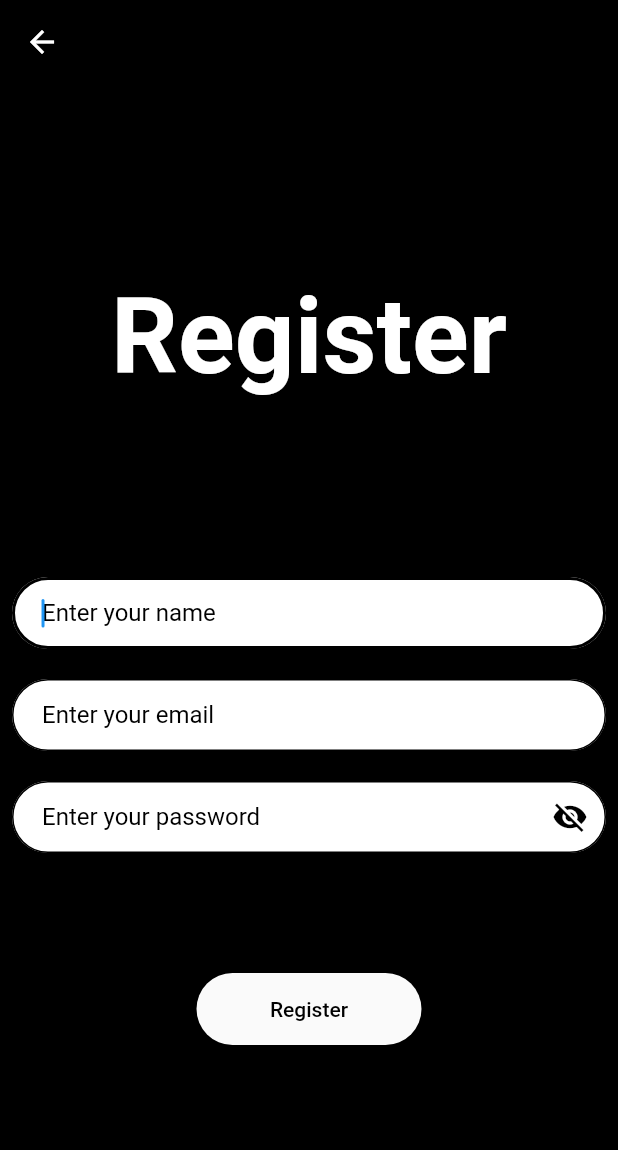
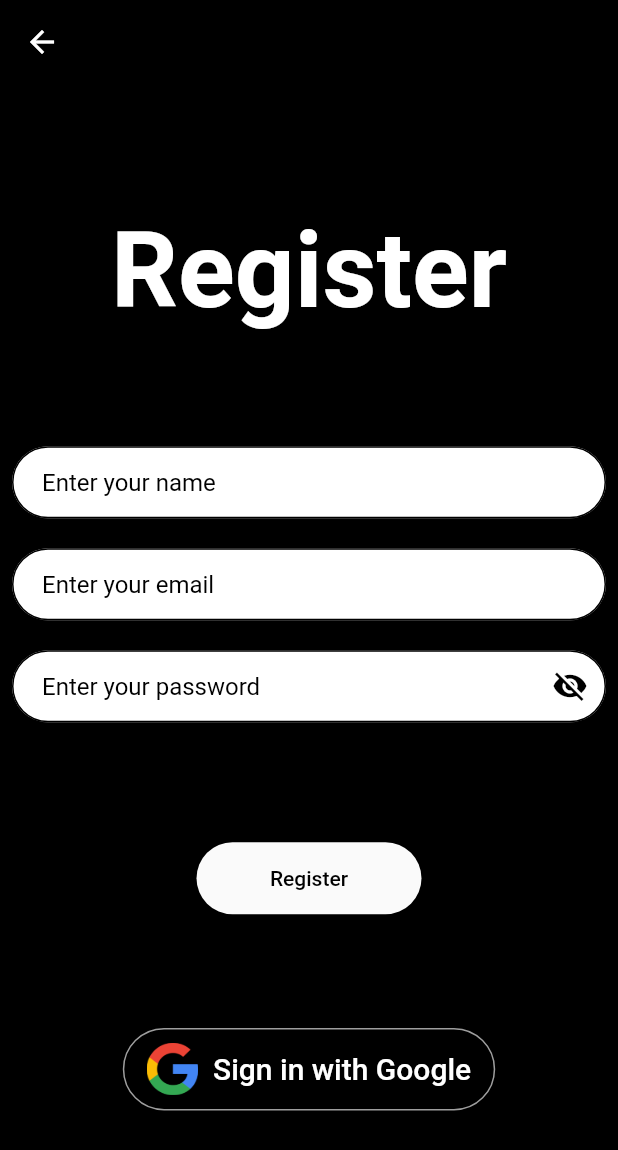
Before and after one commit to IEEE-VIT/invento, a Flutter app: the RegistrationScreen screen opened directly, on a phone screen of 412 x 824 dp. Shown: the top 1150 px of the screen. Run offline on Flutter 3.47's test engine with Material 2 defaults, Android fonts, the phone set to English and light mode, and no system bars; our stand-ins replace animated_text_kit, cloud_firestore, connectivity, firebase_auth, google_sign_in, modal_progress_hud and 1 more; accounts and stored records are empty; network calls fail.

Commit message:
Added Google Sign In on reg page

```diff
--- a/InventoApp/lib/screens/inventory_page.dart
+++ b/InventoApp/lib/screens/inventory_page.dart
@@ -96,7 +96,7 @@ class _InventoryPageState extends State<InventoryPage> {
       child: Scaffold(
         drawer: buildDrawerUser(context),
         backgroundColor: Colors.white,
-        appBar: buildAppBar(title: 'Invento'),
+        appBar: buildAppBar(title: 'Invento',context:context),
         body: Container(
           child: StreamBuilder<QuerySnapshot>(
             stream: _firestore.collection('components').snapshots(),
--- a/InventoApp/lib/screens/inventory_page_admin.dart
+++ b/InventoApp/lib/screens/inventory_page_admin.dart
@@ -111,7 +111,7 @@ class _InventoryAdminPageState extends State<InventoryAdminPage> {
       child: Scaffold(
         drawer: buildDrawerAdmin(context,userUID),
         backgroundColor: Colors.white,
-        appBar: buildAppBar(title: 'Edit Invento'),
+        appBar: buildAppBar(title: 'Edit Invento',context: context),
         body: Container(
           child: StreamBuilder<QuerySnapshot>(
             stream: _firestore.collection('components').snapshots(),
--- a/InventoApp/lib/screens/registration_screen.dart
+++ b/InventoApp/lib/screens/registration_screen.dart
@@ -25,6 +25,7 @@ class _RegistrationScreenState extends State<RegistrationScreen> {
   void initState() {
     super.initState();
     passwordVisible = true;
+    getAdmins();
   }
 
   @override
@@ -68,7 +69,7 @@ class _RegistrationScreenState extends State<RegistrationScreen> {
                       },
                       keyboardType: TextInputType.emailAddress,
                       cursorRadius: Radius.circular(20),
-                      autofocus: true,
+                      autofocus: false,
                       decoration: InputDecoration(
                         fillColor: Colors.white,
                         hintText: 'Enter your name',
@@ -104,7 +105,7 @@ class _RegistrationScreenState extends State<RegistrationScreen> {
                       },
                       keyboardType: TextInputType.emailAddress,
                       cursorRadius: Radius.circular(20),
-                      autofocus: true,
+                      autofocus: false,
                       decoration: InputDecoration(
                         fillColor: Colors.white,
                         hintText: 'Enter your email',
@@ -140,7 +141,7 @@ class _RegistrationScreenState extends State<RegistrationScreen> {
                       },
                       obscureText: passwordVisible,
                       cursorRadius: Radius.circular(20),
-                      autofocus: true,
+                      autofocus: false,
                       decoration: InputDecoration(
                         suffixIcon: IconButton(
                             icon: Icon(
@@ -224,6 +225,7 @@ class _RegistrationScreenState extends State<RegistrationScreen> {
                   ),
                 ],
               ),
+              signInButton(context, admins)
             ],
           ),
         ),
--- a/InventoApp/lib/screens/requests_admin.dart
+++ b/InventoApp/lib/screens/requests_admin.dart
@@ -99,7 +99,7 @@ class _RequestPageAdminState extends State<RequestPageAdmin> {
       child: Scaffold(
         drawer: buildDrawerAdmin(context,userUID),
         backgroundColor: Colors.white,
-        appBar: buildAppBar(title: 'All Requested Components'),
+        appBar: buildAppBar(title: 'All Requested Components',context: context),
         body: Container(
           child: StreamBuilder<QuerySnapshot>(
             stream: _firestore.collection('requests').snapshots(),
```
Also changed, not shown: InventoApp/lib/Helpers/add_request.dart (+23 -1 lines), InventoApp/lib/Helpers/drawer.dart (+43 -22 lines), InventoApp/lib/screens/profile_page.dart (+21 -6 lines), InventoApp/lib/screens/request_page.dart (+1 -6 lines).
